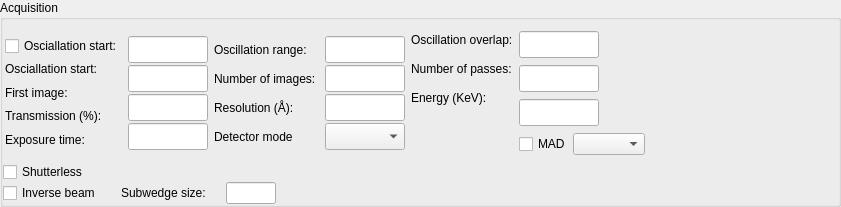
mxcube/mxcubeqt, file Bricks/widgets/ui_files/Qt4_acquisition_widget_horizontal_layout.ui: the form before one commit.
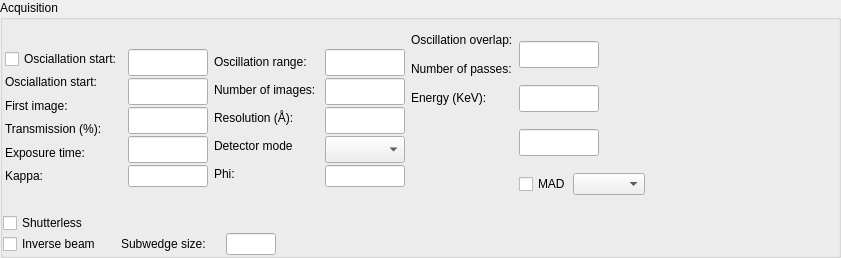
The form after the commit.

What changed in the file:
```diff
--- a/Bricks/widgets/ui_files/Qt4_acquisition_widget_horizontal_layout.ui
+++ b/Bricks/widgets/ui_files/Qt4_acquisition_widget_horizontal_layout.ui
@@ -7,7 +7,7 @@
     <x>0</x>
     <y>0</y>
     <width>841</width>
-    <height>207</height>
+    <height>258</height>
    </rect>
   </property>
   <property name="windowTitle">
@@ -108,6 +108,13 @@
                 </property>
                </widget>
               </item>
+              <item>
+               <widget class="QLabel" name="kappa_label">
+                <property name="text">
+                 <string>Kappa:</string>
+                </property>
+               </widget>
+              </item>
              </layout>
             </item>
             <item>
@@ -179,6 +186,22 @@
                 </property>
                </widget>
               </item>
+              <item>
+               <widget class="QLineEdit" name="kappa_ledit">
+                <property name="minimumSize">
+                 <size>
+                  <width>0</width>
+                  <height>0</height>
+                 </size>
+                </property>
+                <property name="maximumSize">
+                 <size>
+                  <width>80</width>
+                  <height>16777215</height>
+                 </size>
+                </property>
+               </widget>
+              </item>
              </layout>
             </item>
            </layout>
@@ -237,6 +260,13 @@
                 </property>
                </widget>
               </item>
+              <item>
+               <widget class="QLabel" name="kappa_phi_label">
+                <property name="text">
+                 <string>Phi:</string>
+                </property>
+               </widget>
+              </item>
              </layout>
             </item>
             <item>
@@ -308,6 +338,22 @@
                 </property>
                </widget>
               </item>
+              <item>
+               <widget class="QLineEdit" name="kappa_phi_ledit">
+                <property name="minimumSize">
+                 <size>
+                  <width>0</width>
+                  <height>0</height>
+                 </size>
+                </property>
+                <property name="maximumSize">
+                 <size>
+                  <width>80</width>
+                  <height>16777215</height>
+                 </size>
+                </property>
+               </widget>
+              </item>
              </layout>
             </item>
            </layout>
```
